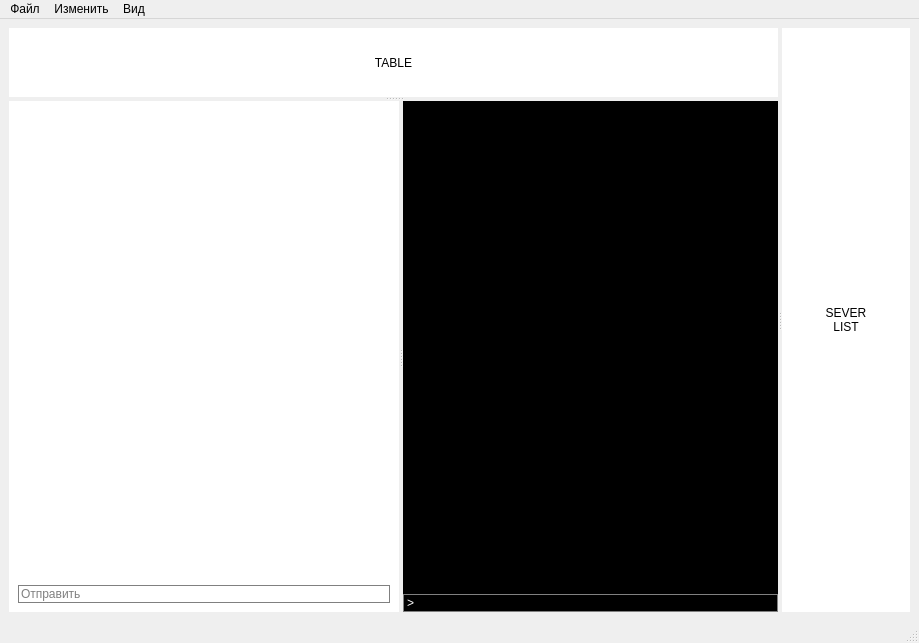
Before: the Qt Designer form mainwindow.ui in Akamiblade1297/CardsGame_Client, drawn with Qt 5.
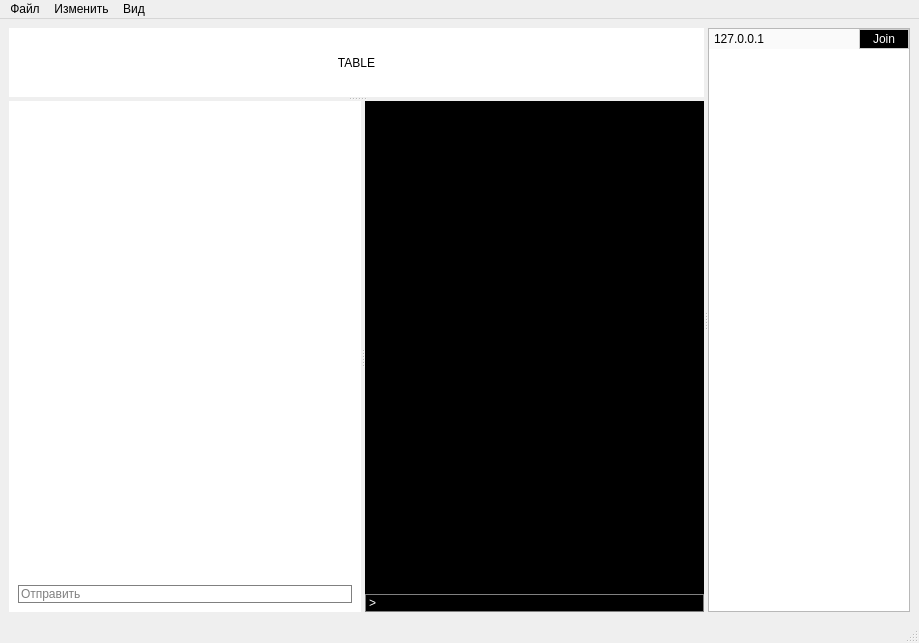
After: the same form once the commit is applied. Icons and pictures are not drawn.

Commit message: ServerList and minor network fix

Patch:
```diff
--- a/mainwindow.ui
+++ b/mainwindow.ui
@@ -21,7 +21,7 @@
   </property>
   <widget class="QWidget" name="centralwidget">
    <layout class="QGridLayout" name="gridLayout_5">
-    <item row="0" column="0">
+    <item row="1" column="0">
      <widget class="QSplitter" name="splitter_TaSL">
       <property name="orientation">
        <enum>Qt::Orientation::Horizontal</enum>
@@ -109,7 +109,7 @@
               <rect>
                <x>0</x>
                <y>0</y>
-               <width>330</width>
+               <width>309</width>
                <height>383</height>
               </rect>
              </property>
@@ -129,7 +129,7 @@
               <property name="spacing">
                <number>0</number>
               </property>
-              <item row="0" column="0">
+              <item row="1" column="0">
                <widget class="QLabel" name="ChatOut">
                 <property name="frameShape">
                  <enum>QFrame::Shape::NoFrame</enum>
@@ -235,7 +235,7 @@
               <rect>
                <x>0</x>
                <y>0</y>
-               <width>371</width>
+               <width>346</width>
                <height>383</height>
               </rect>
              </property>
@@ -335,20 +335,116 @@
         </widget>
        </widget>
       </widget>
-      <widget class="QWidget" name="ServerList" native="true">
-       <layout class="QGridLayout" name="gridLayout_4">
-        <item row="0" column="0">
-         <widget class="QLabel" name="label_2">
-          <property name="text">
-           <string>SEVER
-LIST</string>
-          </property>
-          <property name="alignment">
-           <set>Qt::AlignmentFlag::AlignCenter</set>
-          </property>
-         </widget>
-        </item>
-       </layout>
+      <widget class="QScrollArea" name="ServerListScrollArea">
+       <property name="minimumSize">
+        <size>
+         <width>202</width>
+         <height>0</height>
+        </size>
+       </property>
+       <property name="maximumSize">
+        <size>
+         <width>202</width>
+         <height>16777215</height>
+        </size>
+       </property>
+       <property name="horizontalScrollBarPolicy">
+        <enum>Qt::ScrollBarPolicy::ScrollBarAlwaysOff</enum>
+       </property>
+       <property name="widgetResizable">
+        <bool>true</bool>
+       </property>
+       <widget class="QWidget" name="ServerList">
+        <property name="geometry">
+         <rect>
+          <x>0</x>
+          <y>0</y>
+          <width>200</width>
+          <height>574</height>
+         </rect>
+        </property>
+        <property name="minimumSize">
+         <size>
+          <width>0</width>
+          <height>0</height>
+         </size>
+        </property>
+        <property name="contextMenuPolicy">
+         <enum>Qt::ContextMenuPolicy::CustomContextMenu</enum>
+        </property>
+        <property name="styleSheet">
+         <string notr="true">QWidget {
+	background-color: #fff;
+}
+QLabel {
+	background-color: #fafafa;
+    color: #000;
+    padding: 2px;
+}
+
+QPushButton {
+    background-color: black;
+    color: #fff;
+    border: 1px solid #ccc;
+	padding: 2px;
+}</string>
+        </property>
+        <layout class="QFormLayout" name="formLayout">
+         <property name="horizontalSpacing">
+          <number>0</number>
+         </property>
+         <property name="leftMargin">
+          <number>0</number>
+         </property>
+         <property name="topMargin">
+          <number>0</number>
+         </property>
+         <property name="rightMargin">
+          <number>0</number>
+         </property>
+         <property name="bottomMargin">
+          <number>0</number>
+         </property>
+         <item row="0" column="0">
+          <widget class="QLabel" name="label_2">
+           <property name="sizePolicy">
+            <sizepolicy hsizetype="Maximum" vsizetype="Preferred">
+             <horstretch>0</horstretch>
+             <verstretch>0</verstretch>
+            </sizepolicy>
+           </property>
+           <property name="minimumSize">
+            <size>
+             <width>150</width>
+             <height>0</height>
+            </size>
+           </property>
+           <property name="text">
+            <string>127.0.0.1</string>
+           </property>
+          </widget>
+         </item>
+         <item row="0" column="1">
+          <widget class="QPushButton" name="pushButton">
+           <property name="minimumSize">
+            <size>
+             <width>50</width>
+             <height>0</height>
+            </size>
+           </property>
+           <property name="maximumSize">
+            <size>
+             <width>50</width>
+             <height>16777215</height>
+            </size>
+           </property>
+           <property name="text">
+            <string>Join</string>
+           </property>
+          </widget>
+         </item>
+        </layout>
+       </widget>
       </widget>
      </widget>
     </item>
```
The commit also changes 11 other files.
